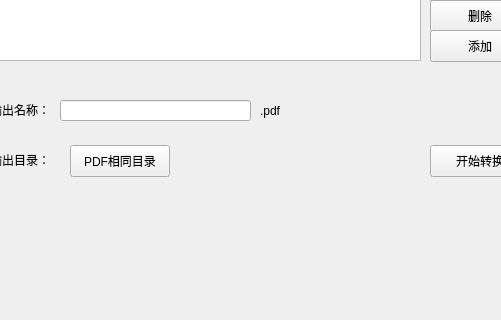
Old version of the form form.ui in the repository Jacobs12/PDFTools; both pictures show x 190 to 691 and y 280 to 600 of the 800 by 600 pixel window.
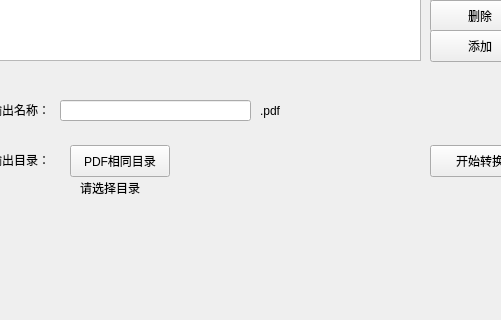
New version of the form. The open tabs and pages were chosen to show the change.

Patch:
```diff
--- a/form.ui
+++ b/form.ui
@@ -299,6 +299,19 @@
        <string>开始转换</string>
       </property>
      </widget>
+     <widget class="QLabel" name="merge_output_label">
+      <property name="geometry">
+       <rect>
+        <x>120</x>
+        <y>450</y>
+        <width>341</width>
+        <height>16</height>
+       </rect>
+      </property>
+      <property name="text">
+       <string>请选择目录</string>
+      </property>
+     </widget>
     </widget>
    </widget>
   </widget>
```
